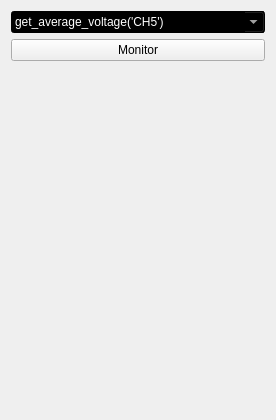
Before: the Qt Designer form vLabtool/templates/stream.ui in jithinbp/vLabtool, drawn with Qt 5.
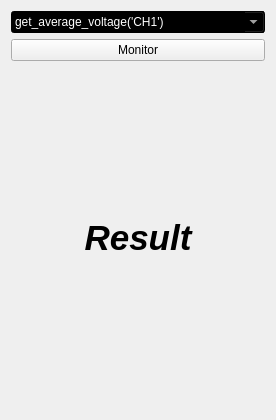
After: the same form once the commit is applied.

What changed in the file:
```diff
--- a/vLabtool/templates/stream.ui
+++ b/vLabtool/templates/stream.ui
@@ -39,7 +39,7 @@
        </property>
        <item>
         <property name="text">
-         <string>get_average_voltage('CH5')</string>
+         <string>get_average_voltage('CH1')</string>
         </property>
        </item>
        <item>
@@ -71,6 +71,37 @@
        </property>
       </widget>
      </item>
+     <item>
+      <spacer name="verticalSpacer_2">
+       <property name="orientation">
+        <enum>Qt::Vertical</enum>
+       </property>
+       <property name="sizeHint" stdset="0">
+        <size>
+         <width>20</width>
+         <height>40</height>
+        </size>
+       </property>
+      </spacer>
+     </item>
+     <item>
+      <widget class="QLabel" name="lastReading">
+       <property name="font">
+        <font>
+         <pointsize>26</pointsize>
+         <weight>75</weight>
+         <italic>true</italic>
+         <bold>true</bold>
+        </font>
+       </property>
+       <property name="text">
+        <string>Result</string>
+       </property>
+       <property name="alignment">
+        <set>Qt::AlignCenter</set>
+       </property>
+      </widget>
+     </item>
      <item>
       <spacer name="verticalSpacer">
        <property name="orientation">
```
